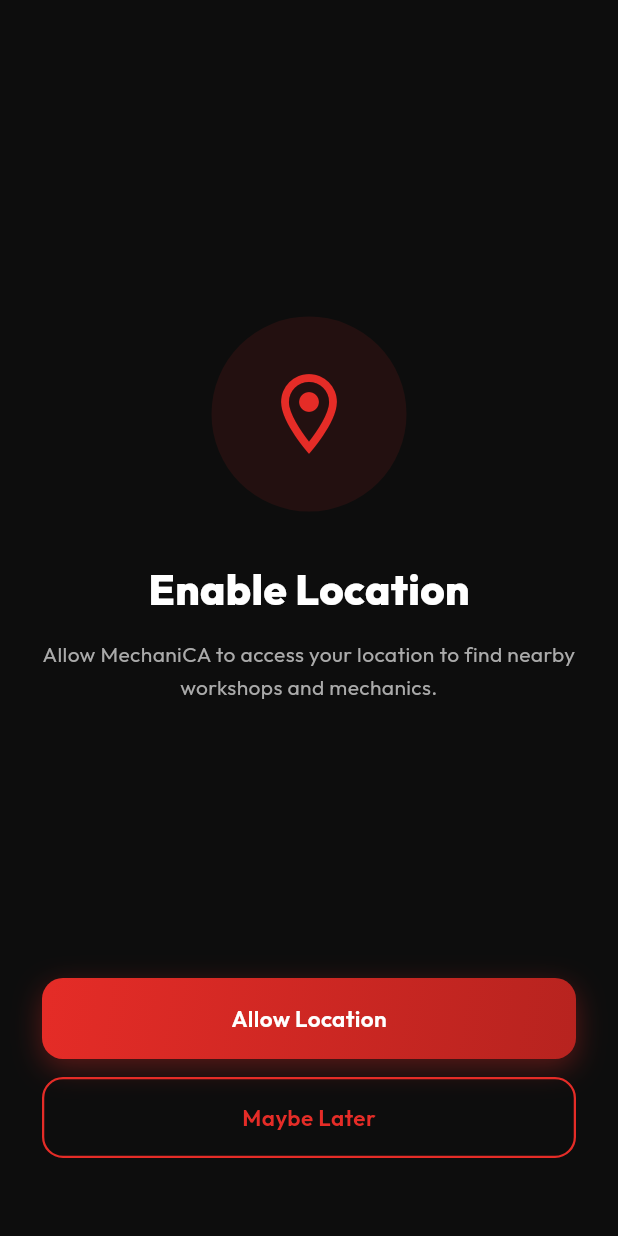
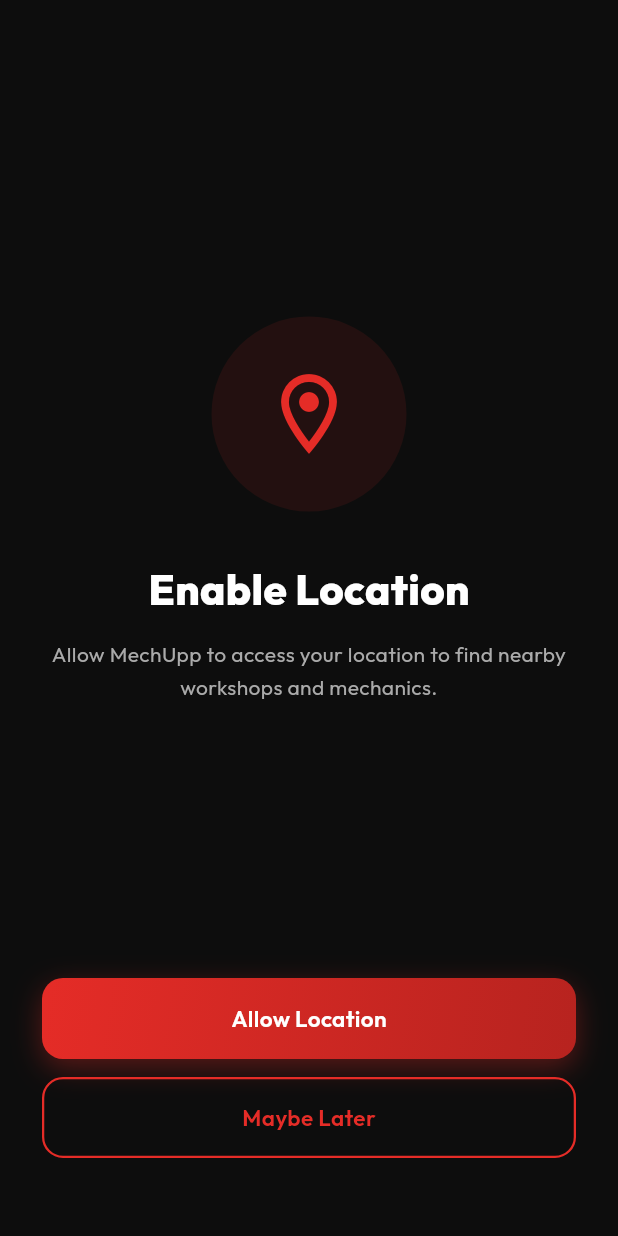
Before and after one commit to dev-ayush-17/MechaniCA, a Flutter app: the LocationPermissionScreen screen opened by its route, on a phone screen of 412 x 824 dp. Run offline on Flutter 3.47's test engine with Material 3 defaults, Android fonts, the phone set to English and light mode, and no system bars; our stand-ins replace carousel_slider, dio, firebase_auth, firebase_core, fl_chart, flutter_animate and 8 more; accounts and stored records are empty; generated files the repository leaves out were written again.

Commit message:
refactor(app): rename mechanica identifiers to mechupp
Co-authored-by: Cursor <cursoragent@cursor.com>

```diff
--- a/app/lib/core/logging/logger.dart
+++ b/app/lib/core/logging/logger.dart
@@ -35,11 +35,11 @@ class DeveloperLogger implements Logger {
 
   @override
   void info(String message, [Map<String, Object?> fields = const {}]) =>
-      developer.log(message, name: 'mechanica', level: 800, error: _tail(fields));
+      developer.log(message, name: 'mechupp', level: 800, error: _tail(fields));
 
   @override
   void warning(String message, [Map<String, Object?> fields = const {}]) =>
-      developer.log(message, name: 'mechanica', level: 900, error: _tail(fields));
+      developer.log(message, name: 'mechupp', level: 900, error: _tail(fields));
 
   @override
   void error(
@@ -49,7 +49,7 @@ class DeveloperLogger implements Logger {
   ]) =>
       developer.log(
         message,
-        name: 'mechanica',
+        name: 'mechupp',
         level: 1000,
         error: error ?? _tail(fields),
       );
--- a/app/lib/features/auth/presentation/permission_screens.dart
+++ b/app/lib/features/auth/presentation/permission_screens.dart
@@ -29,7 +29,7 @@ class LocationPermissionScreen extends StatelessWidget {
               const Text('Enable Location', style: TextStyle(fontSize: 28, fontWeight: FontWeight.w800, color: Colors.white)),
               const SizedBox(height: 12),
               const Text(
-                'Allow MechaniCA to access your location to find nearby workshops and mechanics.',
+                'Allow MechUpp to access your location to find nearby workshops and mechanics.',
                 style: TextStyle(color: AppColors.textSecondary, fontSize: 14, height: 1.6),
                 textAlign: TextAlign.center,
               ),
--- a/app/lib/l10n/app_en.arb
+++ b/app/lib/l10n/app_en.arb
@@ -1,6 +1,6 @@
 {
   "@@locale": "en",
-  "appName": "MechaniCA",
+  "appName": "MechUpp",
   "@appName": { "description": "Product name shown on the splash screen." },
   "appTagline": "Your Bike. Our Responsibility.",
   "@appTagline": { "description": "Tagline shown under the product name on the splash screen." }
--- a/app/lib/l10n/app_localizations.dart
+++ b/app/lib/l10n/app_localizations.dart
@@ -97,7 +97,7 @@ abstract class AppLocalizations {
   /// Product name shown on the splash screen.
   ///
   /// In en, this message translates to:
-  /// **'MechaniCA'**
+  /// **'MechUpp'**
   String get appName;
 
   /// Tagline shown under the product name on the splash screen.
--- a/app/lib/l10n/app_localizations_en.dart
+++ b/app/lib/l10n/app_localizations_en.dart
@@ -9,7 +9,7 @@ class AppLocalizationsEn extends AppLocalizations {
   AppLocalizationsEn([String locale = 'en']) : super(locale);
 
   @override
-  String get appName => 'MechaniCA';
+  String get appName => 'MechUpp';
 
   @override
   String get appTagline => 'Your Bike. Our Responsibility.';
--- a/app/swagger_parser.yaml
+++ b/app/swagger_parser.yaml
@@ -3,7 +3,7 @@
 swagger_parser:
   schema_path: ../backend/openapi.json
   output_directory: lib/core/api/generated
-  name: mechanica_api
+  name: mechupp_api
   json_serializer: json_serializable
   root_client: true
   put_in_folder: true
```
Also changed, not shown: 18 other files.
